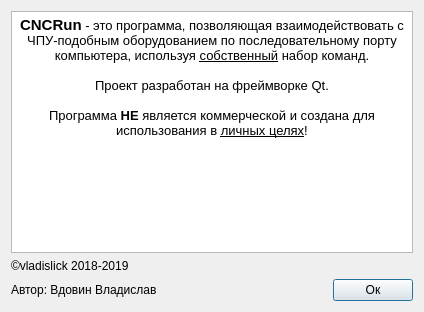
Above: ui/aboutapp.ui from vladislick/CNCRun before the change. Below: the same form after it.
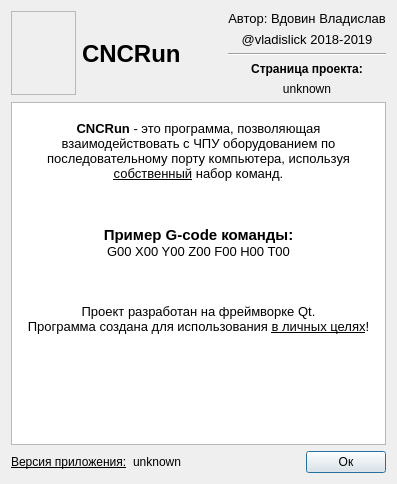
That is the form after the change.

Patch:
```diff
--- a/ui/aboutapp.ui
+++ b/ui/aboutapp.ui
@@ -6,42 +6,188 @@
    <rect>
     <x>0</x>
     <y>0</y>
-    <width>424</width>
-    <height>312</height>
+    <width>397</width>
+    <height>484</height>
    </rect>
   </property>
   <property name="windowTitle">
    <string>О программе CNCRun</string>
   </property>
   <layout class="QVBoxLayout" name="verticalLayout">
+   <item>
+    <layout class="QHBoxLayout" name="horizontalLayout_2">
+     <item>
+      <widget class="QGraphicsView" name="logo">
+       <property name="enabled">
+        <bool>false</bool>
+       </property>
+       <property name="sizePolicy">
+        <sizepolicy hsizetype="Fixed" vsizetype="Fixed">
+         <horstretch>0</horstretch>
+         <verstretch>0</verstretch>
+        </sizepolicy>
+       </property>
+       <property name="minimumSize">
+        <size>
+         <width>65</width>
+         <height>84</height>
+        </size>
+       </property>
+       <property name="maximumSize">
+        <size>
+         <width>65</width>
+         <height>84</height>
+        </size>
+       </property>
+       <property name="baseSize">
+        <size>
+         <width>128</width>
+         <height>128</height>
+        </size>
+       </property>
+       <property name="verticalScrollBarPolicy">
+        <enum>Qt::ScrollBarAlwaysOff</enum>
+       </property>
+       <property name="horizontalScrollBarPolicy">
+        <enum>Qt::ScrollBarAlwaysOff</enum>
+       </property>
+       <property name="sizeAdjustPolicy">
+        <enum>QAbstractScrollArea::AdjustToContents</enum>
+       </property>
+      </widget>
+     </item>
+     <item>
+      <widget class="QLabel" name="label_3">
+       <property name="font">
+        <font>
+         <pointsize>18</pointsize>
+         <weight>75</weight>
+         <bold>true</bold>
+        </font>
+       </property>
+       <property name="text">
+        <string>CNCRun</string>
+       </property>
+      </widget>
+     </item>
+     <item>
+      <layout class="QVBoxLayout" name="verticalLayout_2">
+       <item>
+        <widget class="QLabel" name="label">
+         <property name="font">
+          <font>
+           <pointsize>10</pointsize>
+          </font>
+         </property>
+         <property name="text">
+          <string>Автор: Вдовин Владислав</string>
+         </property>
+         <property name="alignment">
+          <set>Qt::AlignCenter</set>
+         </property>
+        </widget>
+       </item>
+       <item>
+        <widget class="QLabel" name="label_2">
+         <property name="font">
+          <font>
+           <pointsize>10</pointsize>
+           <weight>50</weight>
+           <bold>false</bold>
+          </font>
+         </property>
+         <property name="text">
+          <string>@vladislick 2018-2019</string>
+         </property>
+         <property name="alignment">
+          <set>Qt::AlignCenter</set>
+         </property>
+        </widget>
+       </item>
+       <item>
+        <widget class="Line" name="line">
+         <property name="orientation">
+          <enum>Qt::Horizontal</enum>
+         </property>
+        </widget>
+       </item>
+       <item>
+        <widget class="QLabel" name="label_6">
+         <property name="font">
+          <font>
+           <pointsize>9</pointsize>
+           <weight>75</weight>
+           <bold>true</bold>
+          </font>
+         </property>
+         <property name="text">
+          <string>Страница проекта:</string>
+         </property>
+         <property name="alignment">
+          <set>Qt::AlignBottom|Qt::AlignHCenter</set>
+         </property>
+        </widget>
+       </item>
+       <item>
+        <widget class="QLabel" name="labelLink">
+         <property name="font">
+          <font>
+           <pointsize>9</pointsize>
+          </font>
+         </property>
+         <property name="text">
+          <string>unknown</string>
+         </property>
+         <property name="alignment">
+          <set>Qt::AlignHCenter|Qt::AlignTop</set>
+         </property>
+        </widget>
+       </item>
+      </layout>
+     </item>
+    </layout>
+   </item>
    <item>
     <widget class="QTextBrowser" name="textBrowser">
      <property name="html">
       <string>&lt;!DOCTYPE HTML PUBLIC &quot;-//W3C//DTD HTML 4.0//EN&quot; &quot;http://www.w3.org/TR/REC-html40/strict.dtd&quot;&gt;
 &lt;html&gt;&lt;head&gt;&lt;meta name=&quot;qrichtext&quot; content=&quot;1&quot; /&gt;&lt;style type=&quot;text/css&quot;&gt;
 p, li { white-space: pre-wrap; }
-&lt;/style&gt;&lt;/head&gt;&lt;body style=&quot; font-family:'Noto Sans'; font-size:8pt; font-weight:400; font-style:normal;&quot;&gt;
-&lt;p align=&quot;center&quot; style=&quot; margin-top:0px; margin-bottom:0px; margin-left:0px; margin-right:0px; -qt-block-indent:0; text-indent:0px;&quot;&gt;&lt;span style=&quot; font-size:11pt; font-weight:600; color:#000000;&quot;&gt;CNCRun&lt;/span&gt;&lt;span style=&quot; font-size:10pt;&quot;&gt; - это программа, позволяющая взаимодействовать с ЧПУ-подобным оборудованием по последовательному порту компьютера, используя &lt;/span&gt;&lt;span style=&quot; font-size:10pt; text-decoration: underline;&quot;&gt;собственный&lt;/span&gt;&lt;span style=&quot; font-size:10pt;&quot;&gt; набор команд.&lt;/span&gt;&lt;/p&gt;
+&lt;/style&gt;&lt;/head&gt;&lt;body style=&quot; font-family:'Noto Sans'; font-size:9pt; font-weight:400; font-style:normal;&quot;&gt;
+&lt;p align=&quot;center&quot; style=&quot;-qt-paragraph-type:empty; margin-top:0px; margin-bottom:0px; margin-left:0px; margin-right:0px; -qt-block-indent:0; text-indent:0px;&quot;&gt;&lt;br /&gt;&lt;/p&gt;
+&lt;p align=&quot;center&quot; style=&quot; margin-top:0px; margin-bottom:0px; margin-left:0px; margin-right:0px; -qt-block-indent:0; text-indent:0px;&quot;&gt;&lt;span style=&quot; font-size:10pt; font-weight:600;&quot;&gt;CNCRun&lt;/span&gt;&lt;span style=&quot; font-size:10pt;&quot;&gt; - это программа, позволяющая взаимодействовать с ЧПУ оборудованием по последовательному порту компьютера, используя &lt;/span&gt;&lt;span style=&quot; font-size:10pt; text-decoration: underline;&quot;&gt;собственный&lt;/span&gt;&lt;span style=&quot; font-size:10pt;&quot;&gt; набор команд.&lt;/span&gt;&lt;/p&gt;
+&lt;p align=&quot;center&quot; style=&quot;-qt-paragraph-type:empty; margin-top:0px; margin-bottom:0px; margin-left:0px; margin-right:0px; -qt-block-indent:0; text-indent:0px; font-size:10pt;&quot;&gt;&lt;br /&gt;&lt;/p&gt;
+&lt;p align=&quot;center&quot; style=&quot;-qt-paragraph-type:empty; margin-top:0px; margin-bottom:0px; margin-left:0px; margin-right:0px; -qt-block-indent:0; text-indent:0px; font-size:10pt;&quot;&gt;&lt;br /&gt;&lt;/p&gt;
+&lt;p align=&quot;center&quot; style=&quot;-qt-paragraph-type:empty; margin-top:0px; margin-bottom:0px; margin-left:0px; margin-right:0px; -qt-block-indent:0; text-indent:0px; font-size:10pt;&quot;&gt;&lt;br /&gt;&lt;/p&gt;
+&lt;p align=&quot;center&quot; style=&quot; margin-top:0px; margin-bottom:0px; margin-left:0px; margin-right:0px; -qt-block-indent:0; text-indent:0px;&quot;&gt;&lt;span style=&quot; font-size:11pt; font-weight:600;&quot;&gt;Пример G-code команды:&lt;/span&gt;&lt;/p&gt;
+&lt;p align=&quot;center&quot; style=&quot; margin-top:0px; margin-bottom:0px; margin-left:0px; margin-right:0px; -qt-block-indent:0; text-indent:0px;&quot;&gt;&lt;span style=&quot; font-size:10pt;&quot;&gt;G00 X00 Y00 Z00 F00 H00 T00&lt;/span&gt;&lt;/p&gt;
+&lt;p align=&quot;center&quot; style=&quot;-qt-paragraph-type:empty; margin-top:0px; margin-bottom:0px; margin-left:0px; margin-right:0px; -qt-block-indent:0; text-indent:0px; font-size:10pt;&quot;&gt;&lt;br /&gt;&lt;/p&gt;
+&lt;p align=&quot;center&quot; style=&quot;-qt-paragraph-type:empty; margin-top:0px; margin-bottom:0px; margin-left:0px; margin-right:0px; -qt-block-indent:0; text-indent:0px; font-size:10pt;&quot;&gt;&lt;br /&gt;&lt;/p&gt;
 &lt;p align=&quot;center&quot; style=&quot;-qt-paragraph-type:empty; margin-top:0px; margin-bottom:0px; margin-left:0px; margin-right:0px; -qt-block-indent:0; text-indent:0px; font-size:10pt;&quot;&gt;&lt;br /&gt;&lt;/p&gt;
 &lt;p align=&quot;center&quot; style=&quot; margin-top:0px; margin-bottom:0px; margin-left:0px; margin-right:0px; -qt-block-indent:0; text-indent:0px;&quot;&gt;&lt;span style=&quot; font-size:10pt;&quot;&gt;Проект разработан на фреймворке Qt.&lt;/span&gt;&lt;/p&gt;
-&lt;p align=&quot;center&quot; style=&quot;-qt-paragraph-type:empty; margin-top:0px; margin-bottom:0px; margin-left:0px; margin-right:0px; -qt-block-indent:0; text-indent:0px; font-size:10pt;&quot;&gt;&lt;br /&gt;&lt;/p&gt;
-&lt;p align=&quot;center&quot; style=&quot; margin-top:0px; margin-bottom:0px; margin-left:0px; margin-right:0px; -qt-block-indent:0; text-indent:0px;&quot;&gt;&lt;span style=&quot; font-size:10pt;&quot;&gt;Программа &lt;/span&gt;&lt;span style=&quot; font-size:10pt; font-weight:600;&quot;&gt;НЕ &lt;/span&gt;&lt;span style=&quot; font-size:10pt;&quot;&gt;является коммерческой и создана для использования в &lt;/span&gt;&lt;span style=&quot; font-size:10pt; text-decoration: underline;&quot;&gt;личных целях&lt;/span&gt;&lt;span style=&quot; font-size:10pt;&quot;&gt;!&lt;/span&gt;&lt;/p&gt;&lt;/body&gt;&lt;/html&gt;</string>
-     </property>
-    </widget>
-   </item>
-   <item>
-    <widget class="QLabel" name="label_2">
-     <property name="text">
-      <string>©vladislick 2018-2019</string>
+&lt;p align=&quot;center&quot; style=&quot; margin-top:0px; margin-bottom:0px; margin-left:0px; margin-right:0px; -qt-block-indent:0; text-indent:0px;&quot;&gt;&lt;span style=&quot; font-size:10pt;&quot;&gt;Программа создана для использования &lt;/span&gt;&lt;span style=&quot; font-size:10pt; text-decoration: underline;&quot;&gt;в личных целях&lt;/span&gt;&lt;span style=&quot; font-size:10pt;&quot;&gt;!&lt;/span&gt;&lt;/p&gt;
+&lt;p align=&quot;center&quot; style=&quot;-qt-paragraph-type:empty; margin-top:0px; margin-bottom:0px; margin-left:0px; margin-right:0px; -qt-block-indent:0; text-indent:0px; font-size:10pt;&quot;&gt;&lt;br /&gt;&lt;/p&gt;&lt;/body&gt;&lt;/html&gt;</string>
      </property>
     </widget>
    </item>
    <item>
     <layout class="QHBoxLayout" name="horizontalLayout">
      <item>
-      <widget class="QLabel" name="label">
+      <widget class="QLabel" name="label_5">
+       <property name="font">
+        <font>
+         <underline>true</underline>
+        </font>
+       </property>
        <property name="text">
-        <string>Автор: Вдовин Владислав</string>
+        <string>Версия приложения:</string>
+       </property>
+      </widget>
+     </item>
+     <item>
+      <widget class="QLabel" name="appVersion">
+       <property name="text">
+        <string>unknown</string>
        </property>
       </widget>
      </item>
```
